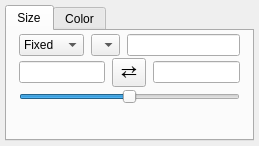
Above: glue_vispy_viewers/scatter/layer_style_widget.ui from glue-viz/glue-vispy-viewers before the change. Below: the same form after it.
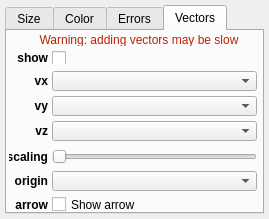
That is the form after the change. The open tabs and pages were chosen to show the change. Custom widgets are drawn as their Qt base class.

Commit message: Made initial updates to qt layer style widget

```diff
--- a/glue_vispy_viewers/scatter/layer_style_widget.ui
+++ b/glue_vispy_viewers/scatter/layer_style_widget.ui
@@ -6,8 +6,8 @@
    <rect>
     <x>0</x>
     <y>0</y>
-    <width>259</width>
-    <height>146</height>
+    <width>269</width>
+    <height>219</height>
    </rect>
   </property>
   <property name="windowTitle">
@@ -378,6 +378,434 @@
        </item>
       </layout>
      </widget>
+     <widget class="QWidget" name="tab">
+      <attribute name="title">
+       <string>Errors</string>
+      </attribute>
+      <widget class="QLabel" name="label_5">
+       <property name="geometry">
+        <rect>
+         <x>1</x>
+         <y>25</y>
+         <width>39</width>
+         <height>20</height>
+        </rect>
+       </property>
+       <property name="font">
+        <font>
+         <weight>75</weight>
+         <bold>true</bold>
+        </font>
+       </property>
+       <property name="text">
+        <string>show x</string>
+       </property>
+      </widget>
+      <widget class="QCheckBox" name="bool_yerr_visible">
+       <property name="geometry">
+        <rect>
+         <x>50</x>
+         <y>53</y>
+         <width>13</width>
+         <height>13</height>
+        </rect>
+       </property>
+       <property name="text">
+        <string/>
+       </property>
+      </widget>
+      <widget class="QLabel" name="label_warning_errorbar">
+       <property name="geometry">
+        <rect>
+         <x>-15</x>
+         <y>2</y>
+         <width>294</width>
+         <height>13</height>
+        </rect>
+       </property>
+       <property name="styleSheet">
+        <string notr="true">color: #BB2200</string>
+       </property>
+       <property name="text">
+        <string>Warning: adding errorbars may be slow</string>
+       </property>
+       <property name="alignment">
+        <set>Qt::AlignCenter</set>
+       </property>
+      </widget>
+      <widget class="QCheckBox" name="bool_xerr_visible">
+       <property name="geometry">
+        <rect>
+         <x>50</x>
+         <y>28</y>
+         <width>13</width>
+         <height>13</height>
+        </rect>
+       </property>
+       <property name="text">
+        <string/>
+       </property>
+      </widget>
+      <widget class="QComboBox" name="combosel_xerr_att">
+       <property name="geometry">
+        <rect>
+         <x>85</x>
+         <y>25</y>
+         <width>160</width>
+         <height>20</height>
+        </rect>
+       </property>
+       <property name="sizeAdjustPolicy">
+        <enum>QComboBox::AdjustToMinimumContentsLength</enum>
+       </property>
+      </widget>
+      <widget class="QLabel" name="label_6">
+       <property name="geometry">
+        <rect>
+         <x>1</x>
+         <y>50</y>
+         <width>39</width>
+         <height>20</height>
+        </rect>
+       </property>
+       <property name="font">
+        <font>
+         <weight>75</weight>
+         <bold>true</bold>
+        </font>
+       </property>
+       <property name="text">
+        <string>show y</string>
+       </property>
+      </widget>
+      <widget class="QComboBox" name="combosel_yerr_att">
+       <property name="geometry">
+        <rect>
+         <x>85</x>
+         <y>50</y>
+         <width>160</width>
+         <height>20</height>
+        </rect>
+       </property>
+       <property name="sizeAdjustPolicy">
+        <enum>QComboBox::AdjustToMinimumContentsLength</enum>
+       </property>
+      </widget>
+      <widget class="QLabel" name="label_7">
+       <property name="geometry">
+        <rect>
+         <x>1</x>
+         <y>75</y>
+         <width>39</width>
+         <height>20</height>
+        </rect>
+       </property>
+       <property name="font">
+        <font>
+         <weight>75</weight>
+         <bold>true</bold>
+        </font>
+       </property>
+       <property name="text">
+        <string>show z</string>
+       </property>
+      </widget>
+      <widget class="QComboBox" name="combosel_zerr_att">
+       <property name="geometry">
+        <rect>
+         <x>85</x>
+         <y>75</y>
+         <width>160</width>
+         <height>20</height>
+        </rect>
+       </property>
+       <property name="sizeAdjustPolicy">
+        <enum>QComboBox::AdjustToMinimumContentsLength</enum>
+       </property>
+      </widget>
+      <widget class="QCheckBox" name="bool_zerr_visible">
+       <property name="geometry">
+        <rect>
+         <x>50</x>
+         <y>78</y>
+         <width>13</width>
+         <height>13</height>
+        </rect>
+       </property>
+       <property name="text">
+        <string/>
+       </property>
+      </widget>
+     </widget>
+     <widget class="QWidget" name="tab_3">
+      <attribute name="title">
+       <string>Vectors</string>
+      </attribute>
+      <widget class="QComboBox" name="combosel_vx_att">
+       <property name="geometry">
+        <rect>
+         <x>45</x>
+         <y>40</y>
+         <width>205</width>
+         <height>20</height>
+        </rect>
+       </property>
+       <property name="sizeAdjustPolicy">
+        <enum>QComboBox::AdjustToMinimumContentsLength</enum>
+       </property>
+      </widget>
+      <widget class="QLabel" name="label_vector_y">
+       <property name="geometry">
+        <rect>
+         <x>2</x>
+         <y>65</y>
+         <width>39</width>
+         <height>20</height>
+        </rect>
+       </property>
+       <property name="font">
+        <font>
+         <weight>75</weight>
+         <bold>true</bold>
+        </font>
+       </property>
+       <property name="text">
+        <string>vy</string>
+       </property>
+       <property name="alignment">
+        <set>Qt::AlignRight|Qt::AlignTrailing|Qt::AlignVCenter</set>
+       </property>
+      </widget>
+      <widget class="QComboBox" name="combosel_vy_att">
+       <property name="geometry">
+        <rect>
+         <x>45</x>
+         <y>65</y>
+         <width>205</width>
+         <height>20</height>
+        </rect>
+       </property>
+       <property name="sizeAdjustPolicy">
+        <enum>QComboBox::AdjustToMinimumContentsLength</enum>
+       </property>
+      </widget>
+      <widget class="QCheckBox" name="bool_vector_visible">
+       <property name="geometry">
+        <rect>
+         <x>45</x>
+         <y>20</y>
+         <width>245</width>
+         <height>13</height>
+        </rect>
+       </property>
+       <property name="text">
+        <string/>
+       </property>
+      </widget>
+      <widget class="QLabel" name="label_warning_vector">
+       <property name="geometry">
+        <rect>
+         <x>-15</x>
+         <y>2</y>
+         <width>294</width>
+         <height>13</height>
+        </rect>
+       </property>
+       <property name="styleSheet">
+        <string notr="true">color: #BB2200</string>
+       </property>
+       <property name="text">
+        <string>Warning: adding vectors may be slow</string>
+       </property>
+       <property name="alignment">
+        <set>Qt::AlignCenter</set>
+       </property>
+       <property name="wordWrap">
+        <bool>false</bool>
+       </property>
+      </widget>
+      <widget class="QLabel" name="label_vector_x">
+       <property name="geometry">
+        <rect>
+         <x>2</x>
+         <y>40</y>
+         <width>39</width>
+         <height>20</height>
+        </rect>
+       </property>
+       <property name="font">
+        <font>
+         <weight>75</weight>
+         <bold>true</bold>
+        </font>
+       </property>
+       <property name="text">
+        <string>vx</string>
+       </property>
+       <property name="alignment">
+        <set>Qt::AlignRight|Qt::AlignTrailing|Qt::AlignVCenter</set>
+       </property>
+      </widget>
+      <widget class="QLabel" name="label_3">
+       <property name="geometry">
+        <rect>
+         <x>2</x>
+         <y>20</y>
+         <width>39</width>
+         <height>13</height>
+        </rect>
+       </property>
+       <property name="font">
+        <font>
+         <weight>75</weight>
+         <bold>true</bold>
+        </font>
+       </property>
+       <property name="text">
+        <string>show</string>
+       </property>
+       <property name="alignment">
+        <set>Qt::AlignRight|Qt::AlignTrailing|Qt::AlignVCenter</set>
+       </property>
+      </widget>
+      <widget class="QLabel" name="label_vector_z">
+       <property name="geometry">
+        <rect>
+         <x>2</x>
+         <y>90</y>
+         <width>39</width>
+         <height>20</height>
+        </rect>
+       </property>
+       <property name="font">
+        <font>
+         <weight>75</weight>
+         <bold>true</bold>
+        </font>
+       </property>
+       <property name="text">
+        <string>vz</string>
+       </property>
+       <property name="alignment">
+        <set>Qt::AlignRight|Qt::AlignTrailing|Qt::AlignVCenter</set>
+       </property>
+      </widget>
+      <widget class="QComboBox" name="combosel_vz_att">
+       <property name="geometry">
+        <rect>
+         <x>45</x>
+         <y>90</y>
+         <width>205</width>
+         <height>20</height>
+        </rect>
+       </property>
+       <property name="sizeAdjustPolicy">
+        <enum>QComboBox::AdjustToMinimumContentsLength</enum>
+       </property>
+      </widget>
+      <widget class="QLabel" name="label_11">
+       <property name="geometry">
+        <rect>
+         <x>2</x>
+         <y>140</y>
+         <width>39</width>
+         <height>20</height>
+        </rect>
+       </property>
+       <property name="font">
+        <font>
+         <weight>75</weight>
+         <bold>true</bold>
+        </font>
+       </property>
+       <property name="text">
+        <string>origin</string>
+       </property>
+       <property name="alignment">
+        <set>Qt::AlignRight|Qt::AlignTrailing|Qt::AlignVCenter</set>
+       </property>
+      </widget>
+      <widget class="QCheckBox" name="bool_vector_arrowhead">
+       <property name="geometry">
+        <rect>
+         <x>45</x>
+         <y>165</y>
+         <width>205</width>
+         <height>17</height>
+        </rect>
+       </property>
+       <property name="text">
+        <string>Show arrow</string>
+       </property>
+      </widget>
+      <widget class="QSlider" name="value_vector_scaling">
+       <property name="geometry">
+        <rect>
+         <x>45</x>
+         <y>115</y>
+         <width>205</width>
+         <height>22</height>
+        </rect>
+       </property>
+       <property name="orientation">
+        <enum>Qt::Horizontal</enum>
+       </property>
+      </widget>
+      <widget class="QLabel" name="label_12">
+       <property name="geometry">
+        <rect>
+         <x>2</x>
+         <y>165</y>
+         <width>39</width>
+         <height>17</height>
+        </rect>
+       </property>
+       <property name="font">
+        <font>
+         <weight>75</weight>
+         <bold>true</bold>
+        </font>
+       </property>
+       <property name="text">
+        <string>arrow</string>
+       </property>
+       <property name="alignment">
+        <set>Qt::AlignRight|Qt::AlignTrailing|Qt::AlignVCenter</set>
+       </property>
+      </widget>
+      <widget class="QComboBox" name="combosel_vector_origin">
+       <property name="geometry">
+        <rect>
+         <x>45</x>
+         <y>140</y>
+         <width>205</width>
+         <height>20</height>
+        </rect>
+       </property>
+      </widget>
+      <widget class="QLabel" name="label_13">
+       <property name="geometry">
+        <rect>
+         <x>2</x>
+         <y>115</y>
+         <width>39</width>
+         <height>22</height>
+        </rect>
+       </property>
+       <property name="font">
+        <font>
+         <weight>75</weight>
+         <bold>true</bold>
+        </font>
+       </property>
+       <property name="text">
+        <string>scaling</string>
+       </property>
+       <property name="alignment">
+        <set>Qt::AlignRight|Qt::AlignTrailing|Qt::AlignVCenter</set>
+       </property>
+      </widget>
+     </widget>
     </widget>
    </item>
   </layout>
```
Left out of the diff: 2 changed lines with no effect on the pictures.
